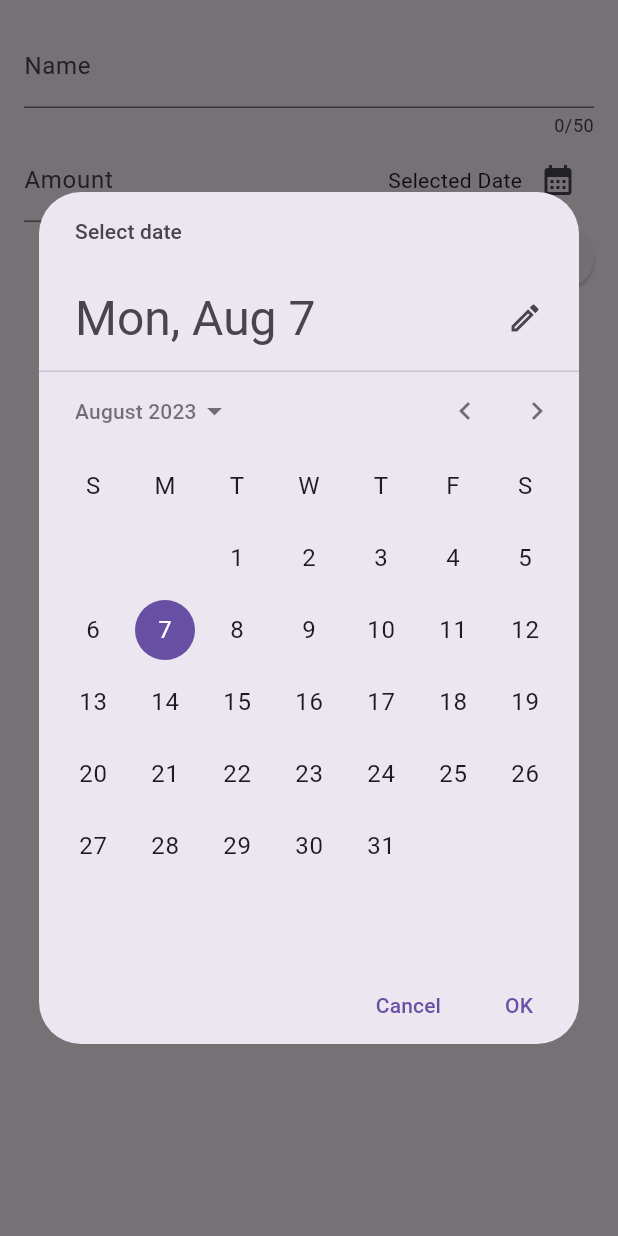
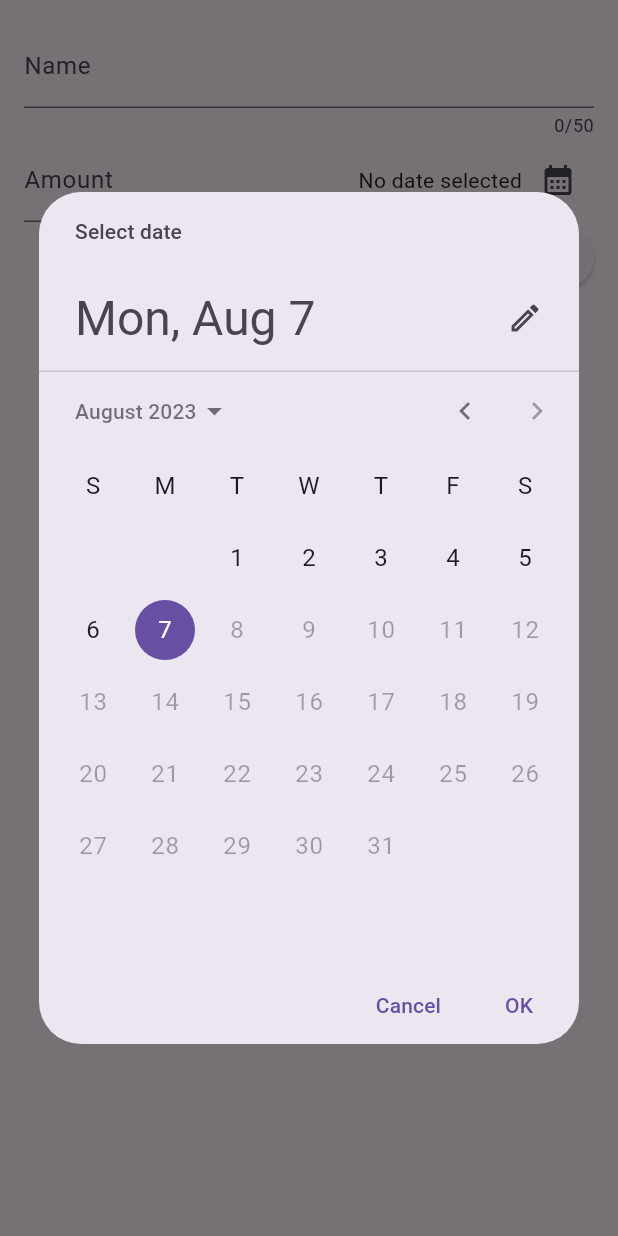
Before and after one commit to Arthurgt/Flutter-Expenses-Tracker, a Flutter app: the NewExpense widget shown alone on an empty page, opened directly, after a tap on the "calendar month" icon, on a phone screen of 412 x 824 dp. Run offline on Flutter 3.47's test engine with Material 2 defaults, Android fonts, the phone set to English and light mode, and no system bars.

Commit message:
Commit_11 - Date from datepicker now can be picked

```diff
--- a/lib/widgets/new_expense.dart
+++ b/lib/widgets/new_expense.dart
@@ -1,4 +1,5 @@
 import 'package:flutter/material.dart';
+import 'package:intl/intl.dart';
 
 class NewExpense extends StatefulWidget {
   const NewExpense({super.key});
@@ -12,16 +13,20 @@ class NewExpense extends StatefulWidget {
 class _NewExpenseState extends State<NewExpense> {
   final _titleController = TextEditingController();
   final _amountController = TextEditingController();
+  final formatter = DateFormat.yMd();
+  DateTime? _selectedDate;
 
-  void _presentDatePicker() {
+  void _presentDatePicker() async {
     final now = DateTime.now();
     final firstDate = DateTime(now.year - 1, now.month, now.day);
-    final lastDate = DateTime(now.year + 1, now.month, now.day);
-    showDatePicker(
+    final pickedDate = await showDatePicker(
         context: context,
         initialDate: now,
         firstDate: firstDate,
-        lastDate: lastDate);
+        lastDate: now);
+    setState(() {
+      _selectedDate = pickedDate;
+    });
   }
 
   @override
@@ -62,14 +67,18 @@ class _NewExpenseState extends State<NewExpense> {
                   mainAxisAlignment: MainAxisAlignment.end,
                   crossAxisAlignment: CrossAxisAlignment.center,
                   children: [
-                    const Text('Selected Date'),
+                    Text(
+                      _selectedDate == null
+                          ? 'No date selected'
+                          : formatter.format(_selectedDate!),
+                    ),
                     IconButton(
                       onPressed: _presentDatePicker,
                       icon: Icon(Icons.calendar_month),
                     )
                   ],
                 ),
-              )
+              ),
             ],
           ),
           Row(
```
